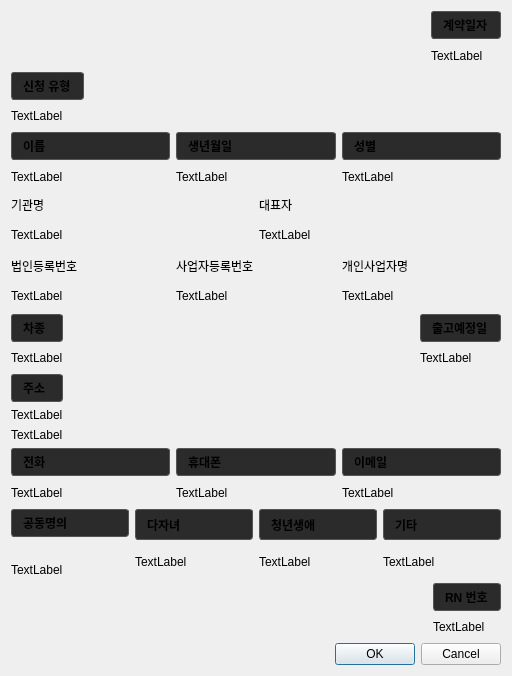
Qt form ui/form.ui (Glen-Lee-glitch/new_viewer) before a commit.
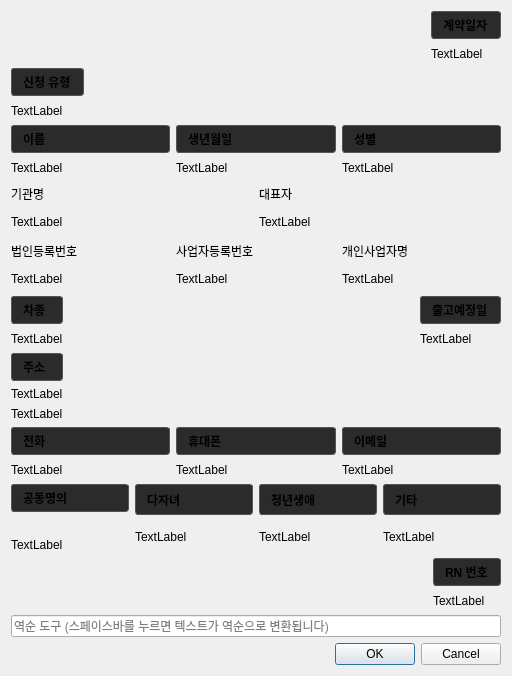
The same form after that commit.

Commit message:
feat: 상세 정보 다이얼로그에 역순 도구 추가
- ui/form.ui 하단에 역순 도구 입력 필드 추가
- detail_form_dialog.py에 ReverseToolHandler 연결하여 역순 기능 활성화

```diff
--- a/ui/form.ui
+++ b/ui/form.ui
@@ -655,6 +655,17 @@
      </item>
     </layout>
    </item>
+   <item>
+    <layout class="QHBoxLayout" name="horizontalLayout_reverse_tool">
+     <item>
+      <widget class="QLineEdit" name="lineEdit_reverse_tool">
+       <property name="placeholderText">
+        <string>역순 도구 (스페이스바를 누르면 텍스트가 역순으로 변환됩니다)</string>
+       </property>
+      </widget>
+     </item>
+    </layout>
+   </item>
    <item>
     <widget class="QDialogButtonBox" name="buttonBox">
      <property name="orientation">
```
The commit also changes 1 other file.
